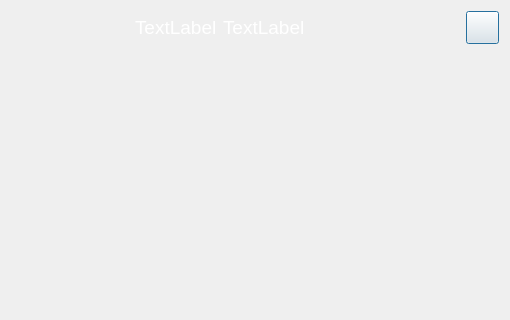
Before: the Qt Designer form NICU/ecgtest_dialog.ui in xxnmt/Qt_ICU, drawn with Qt 5; both pictures show x 240 to 750 and y 0 to 320 of the 750 by 460 pixel window.
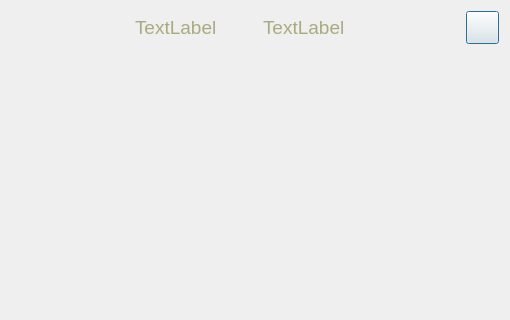
After: the same form once the commit is applied. Icons and pictures are not drawn.

Diff of the .ui file:
```diff
--- a/NICU/ecgtest_dialog.ui
+++ b/NICU/ecgtest_dialog.ui
@@ -45,7 +45,7 @@
           </font>
          </property>
          <property name="styleSheet">
-          <string notr="true">
+          <string notr="true">color: rgb(170, 170, 127);
 font: 14pt &quot;Microsoft YaHei UI&quot;;</string>
          </property>
          <property name="text">
@@ -53,6 +53,19 @@
          </property>
         </widget>
        </item>
+       <item>
+        <spacer name="horizontalSpacer_3">
+         <property name="orientation">
+          <enum>Qt::Orientation::Horizontal</enum>
+         </property>
+         <property name="sizeHint" stdset="0">
+          <size>
+           <width>40</width>
+           <height>20</height>
+          </size>
+         </property>
+        </spacer>
+       </item>
        <item>
         <widget class="QLabel" name="label_UserAge">
          <property name="font">
@@ -64,7 +77,8 @@
           </font>
          </property>
          <property name="styleSheet">
-          <string notr="true">font: 14pt &quot;Microsoft YaHei UI&quot;;</string>
+          <string notr="true">font: 14pt &quot;Microsoft YaHei UI&quot;;
+color: rgb(170, 170, 127);</string>
          </property>
          <property name="text">
           <string>TextLabel</string>
```
